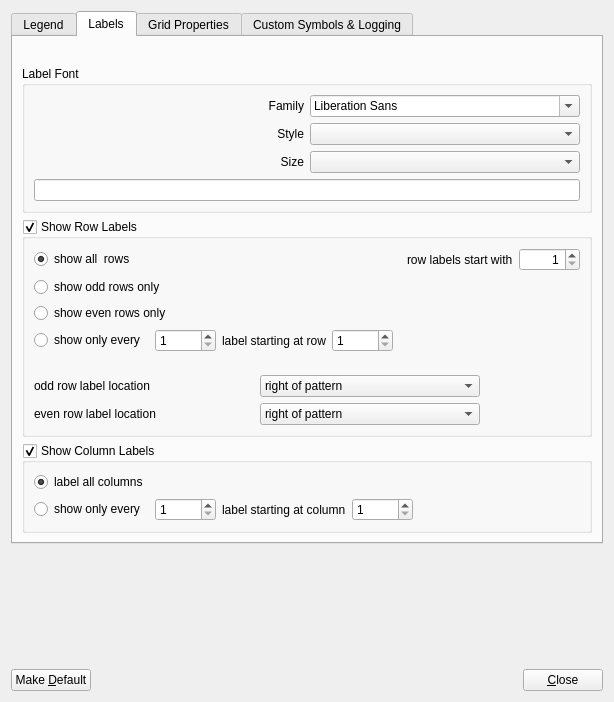
This is sconcho/gui/ui/preferences_dialog.ui in haskelladdict/sconcho as Qt 5 draws it before an edit. The edited form follows.
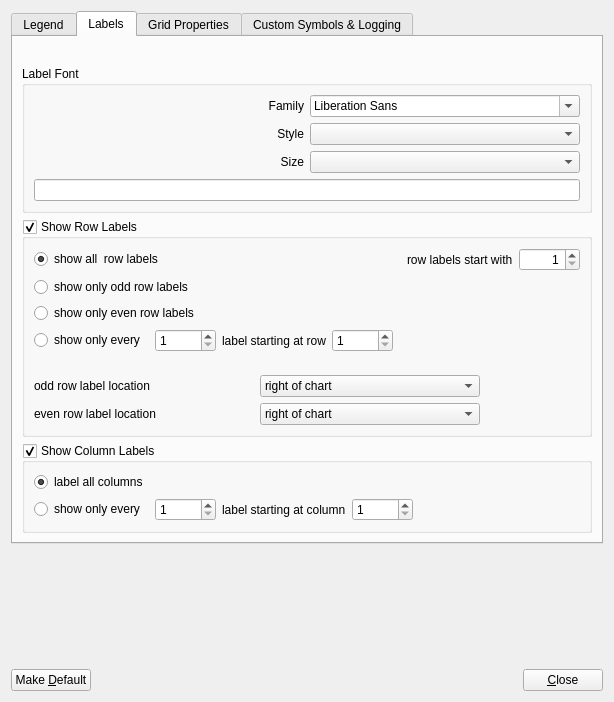
This is the edited form. The open tabs and pages were chosen to show the change.

Commit message: Improved UI label description.

The edit to the form file:
```diff
--- a/sconcho/gui/ui/preferences_dialog.ui
+++ b/sconcho/gui/ui/preferences_dialog.ui
@@ -184,7 +184,7 @@
             <item>
              <widget class="QRadioButton" name="labelAllRowsButton">
               <property name="text">
-               <string>show all  rows</string>
+               <string>show all  row labels</string>
               </property>
               <property name="checked">
                <bool>true</bool>
@@ -236,7 +236,7 @@
           <item>
            <widget class="QRadioButton" name="showOddRowsButton">
             <property name="text">
-             <string>show odd rows only</string>
+             <string>show only odd row labels</string>
             </property>
             <attribute name="buttonGroup">
              <string notr="true">buttonGroup</string>
@@ -246,7 +246,7 @@
           <item>
            <widget class="QRadioButton" name="showEvenRowsButton">
             <property name="text">
-             <string>show even rows only</string>
+             <string>show only even row labels</string>
             </property>
             <attribute name="buttonGroup">
              <string notr="true">buttonGroup</string>
@@ -333,7 +333,7 @@
              <widget class="QComboBox" name="oddRowLabelLocationComboBox">
               <item>
                <property name="text">
-                <string>right of pattern</string>
+                <string>right of chart</string>
                </property>
               </item>
               <item>
@@ -374,7 +374,7 @@
              <widget class="QComboBox" name="evenRowLabelLocationComboBox">
               <item>
                <property name="text">
-                <string>right of pattern</string>
+                <string>right of chart</string>
                </property>
               </item>
               <item>
```
Left out of the diff: 4 changed lines with no effect on the pictures. The commit also changes 11 other files.
